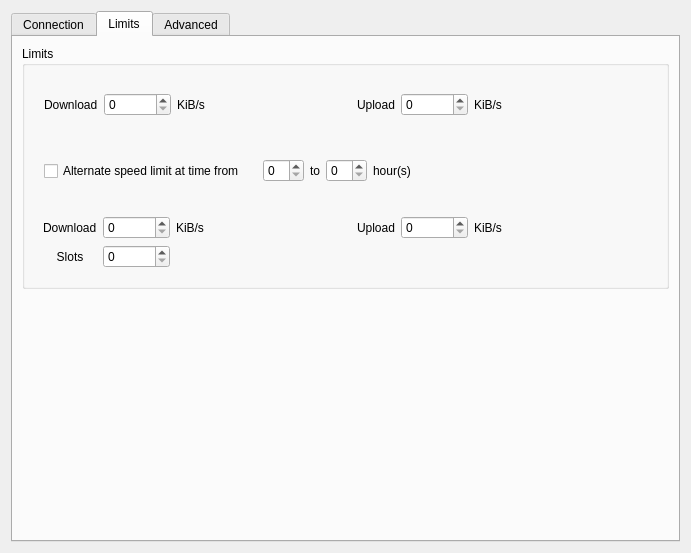
Qt form eiskaltdcpp-qt/ui/UISettingsConnection.ui (eiskaltdcpp/eiskaltdcpp) before a commit.
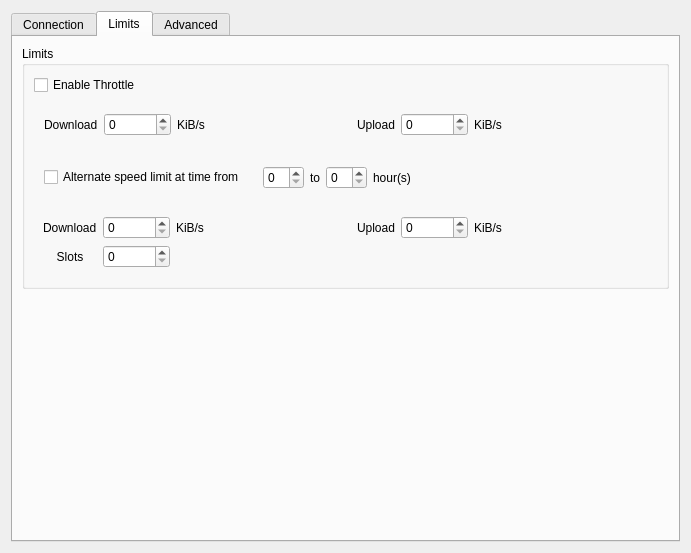
The same form after that commit. The open tabs and pages were chosen to show the change. Custom widgets are drawn as their Qt base class.

```diff
--- a/eiskaltdcpp-qt/ui/UISettingsConnection.ui
+++ b/eiskaltdcpp-qt/ui/UISettingsConnection.ui
@@ -433,6 +433,13 @@
           <string>Limits</string>
          </property>
          <layout class="QVBoxLayout" name="verticalLayout_3">
+          <item>
+           <widget class="QCheckBox" name="checkBox_THROTTLE_ENABLE">
+            <property name="text">
+             <string>Enable Throttle</string>
+            </property>
+           </widget>
+          </item>
           <item>
            <widget class="QFrame" name="frame_3">
             <property name="sizePolicy">
```
